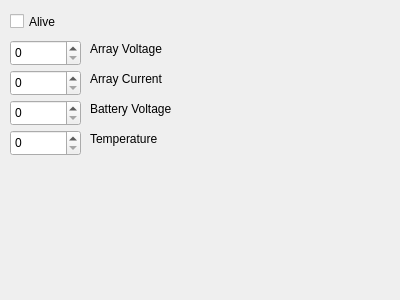
UCSolarCarTeam/Epsilon-Telemetry-Test-Tool, file src/UILayer/Packet/MpptTab.ui: the form before one commit.
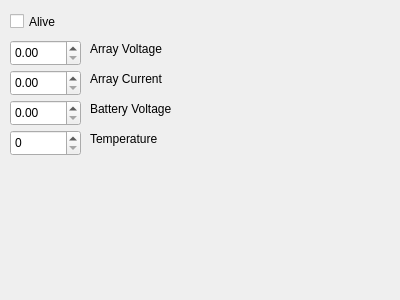
The form after the commit.

Commit message:
SFT-78 Change test tool to take decimal input under MPPT Tab
Under the Data/MPPT tab: Array Voltage, Array Current, and Battery
Voltage allow for decimal input in the form of double rather than
unsigned short

I add variables in SerialReporting.cpp which typecast the input from the
test tool into unsigned short.

The edit to the form file:
```diff
--- a/src/UILayer/Packet/MpptTab.ui
+++ b/src/UILayer/Packet/MpptTab.ui
@@ -52,7 +52,7 @@
     <string>Array Voltage</string>
    </property>
   </widget>
-  <widget class="QSpinBox" name="batteryVoltage">
+  <widget class="QDoubleSpinBox" name="batteryVoltage">
    <property name="geometry">
     <rect>
      <x>10</x>
@@ -61,11 +61,8 @@
      <height>26</height>
     </rect>
    </property>
-   <property name="maximum">
-    <number>65535</number>
-   </property>
   </widget>
-  <widget class="QSpinBox" name="arrayCurrent">
+  <widget class="QDoubleSpinBox" name="arrayCurrent">
    <property name="geometry">
     <rect>
      <x>10</x>
@@ -74,9 +71,6 @@
      <height>26</height>
     </rect>
    </property>
-   <property name="maximum">
-    <number>65535</number>
-   </property>
   </widget>
   <widget class="QSpinBox" name="temperature">
    <property name="geometry">
@@ -91,7 +85,7 @@
     <number>65535</number>
    </property>
   </widget>
-  <widget class="QSpinBox" name="arrayVoltage">
+  <widget class="QDoubleSpinBox" name="arrayVoltage">
    <property name="geometry">
     <rect>
      <x>10</x>
@@ -100,9 +94,6 @@
      <height>26</height>
     </rect>
    </property>
-   <property name="maximum">
-    <number>65535</number>
-   </property>
   </widget>
   <widget class="QLabel" name="label_32">
    <property name="geometry">
```
The commit also changes 5 other files.
